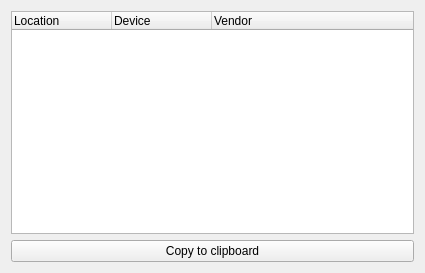
This is qt/OpenRGBHardwareIDsDialog/OpenRGBHardwareIDsDialog.ui in CalcProgrammer1/OpenRGB as Qt 5 draws it before an edit. The edited form follows.
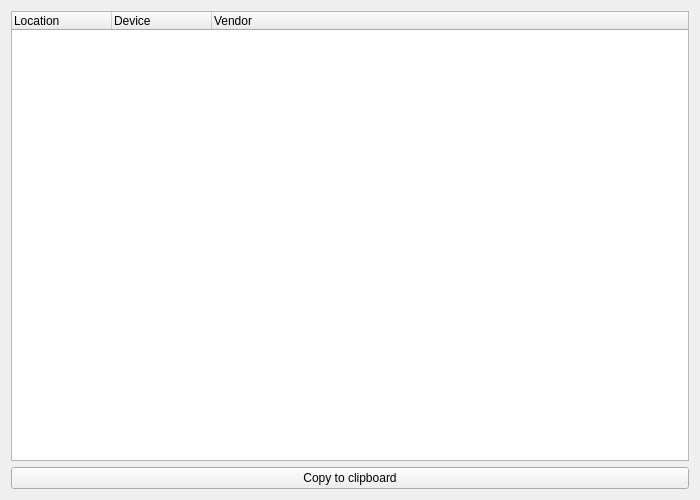
This is the edited form.

Commit message: Set custom width for HardwareID colums and auto expand list

```diff
--- a/qt/OpenRGBHardwareIDsDialog/OpenRGBHardwareIDsDialog.ui
+++ b/qt/OpenRGBHardwareIDsDialog/OpenRGBHardwareIDsDialog.ui
@@ -6,8 +6,8 @@
    <rect>
     <x>0</x>
     <y>0</y>
-    <width>425</width>
-    <height>273</height>
+    <width>700</width>
+    <height>500</height>
    </rect>
   </property>
   <property name="windowTitle">
```
The commit also changes 1 other file.
